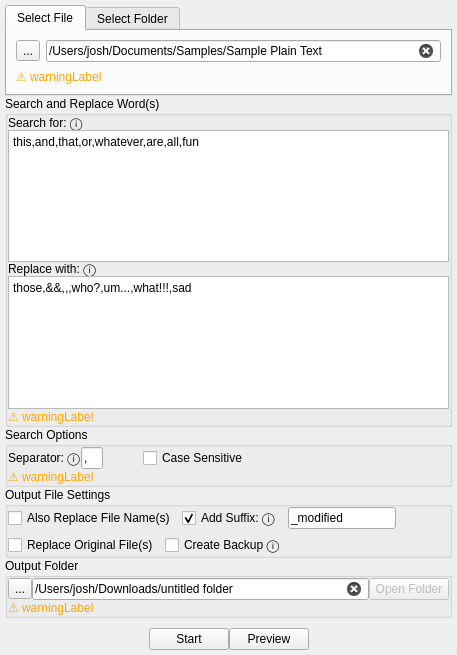
This is mainwindow.ui in js-lm/Simple-Word-Replacer as Qt 5 draws it before an edit. The edited form follows.
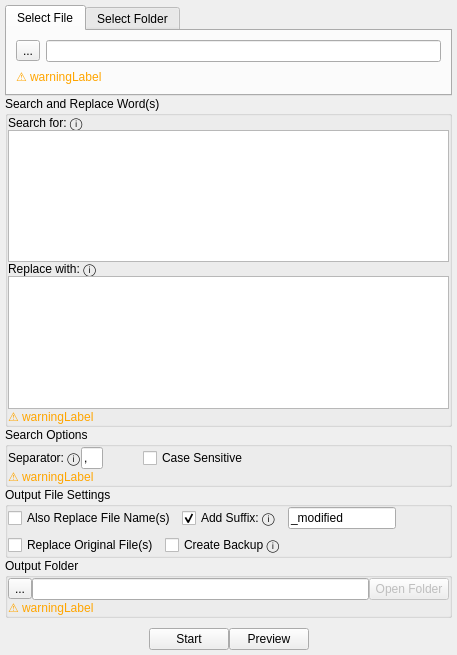
This is the edited form. Icons and pictures are not drawn. Custom widgets are drawn as their Qt base class.

```diff
--- a/mainwindow.ui
+++ b/mainwindow.ui
@@ -94,7 +94,7 @@
              <enum>Qt::FocusPolicy::ClickFocus</enum>
             </property>
             <property name="text">
-             <string>/Users/josh/Documents/Samples/Sample Plain Text</string>
+             <string/>
             </property>
             <property name="clearButtonEnabled">
              <bool>true</bool>
@@ -209,7 +209,7 @@
             <enum>Qt::FocusPolicy::ClickFocus</enum>
            </property>
            <property name="plainText">
-            <string>this,and,that,or,whatever,are,all,fun</string>
+            <string/>
            </property>
            <property name="placeholderText">
             <string>e.g., knowledge,voilà,serendipity,a journey of a thousand miles begins with a single step</string>
@@ -239,7 +239,7 @@
             <enum>Qt::FocusPolicy::ClickFocus</enum>
            </property>
            <property name="plainText">
-            <string>those,&amp;&amp;,,,who?,um...,what!!!,sad</string>
+            <string/>
            </property>
            <property name="placeholderText">
             <string>e.g., insight,there it is,happy accident,an odyssey of infinite strides starts with one footstep</string>
@@ -499,7 +499,7 @@
             <enum>Qt::FocusPolicy::ClickFocus</enum>
            </property>
            <property name="text">
-            <string>/Users/josh/Downloads/untitled folder</string>
+            <string/>
            </property>
            <property name="clearButtonEnabled">
             <bool>true</bool>
```
Left out of the diff: 4 changed lines with no effect on the pictures.
